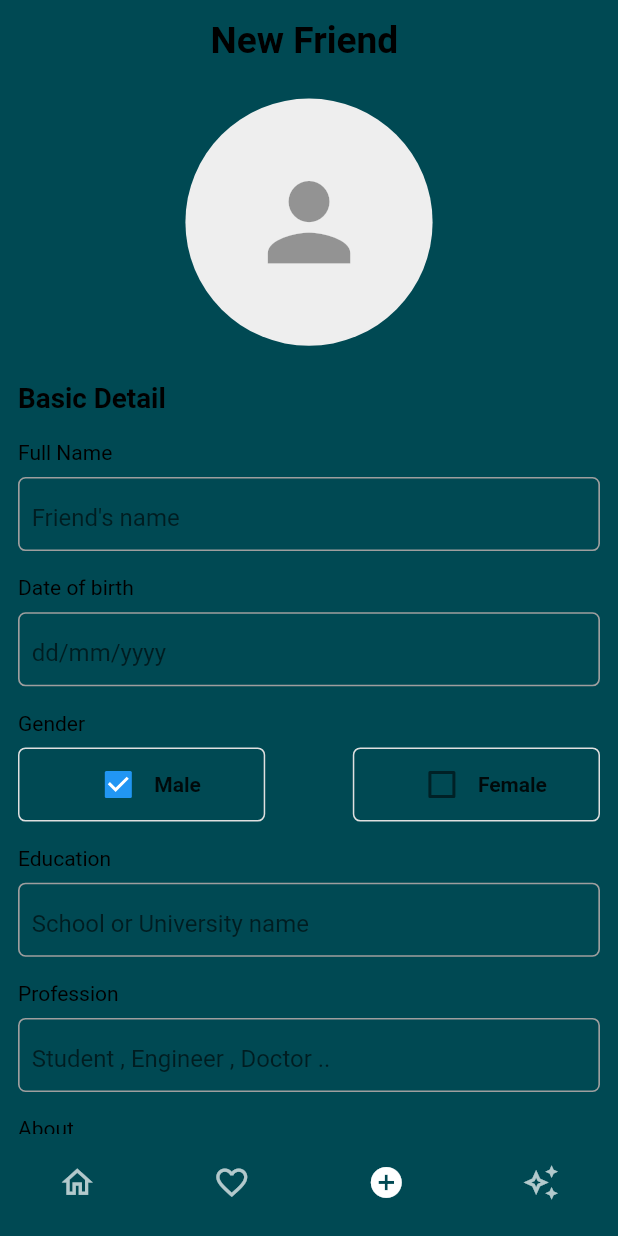
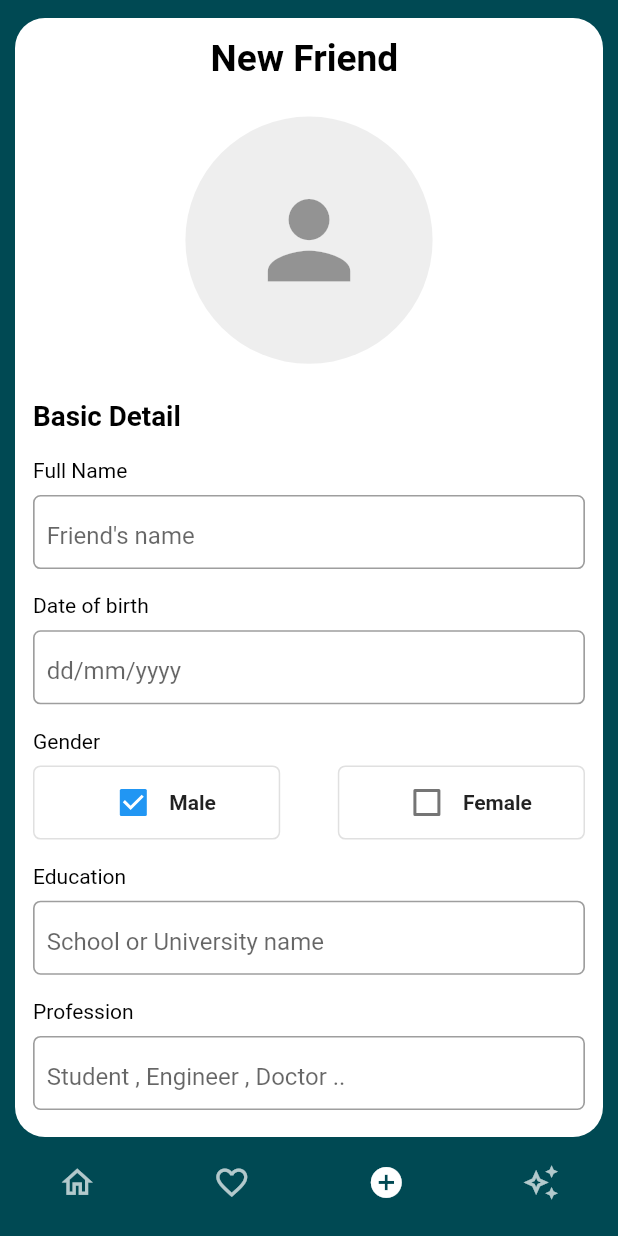
Before and after one commit to Alpha17-2/Friends_App, a Flutter app: the homeScreen screen opened directly, item 3 of the bottom bar chosen, on a phone screen of 412 x 824 dp. Run offline on Flutter 3.47's test engine with Material 2 defaults, Android fonts, the phone set to English and light mode, and no system bars; our stand-ins replace firebase_auth, firebase_core, flutter_spinkit, image_picker; accounts and stored records are empty.

Commit message:
working on the form

```diff
--- a/lib/Screens/addFriendScreen.dart
+++ b/lib/Screens/addFriendScreen.dart
@@ -80,11 +80,19 @@ class _addFriendScreenState extends State<addFriendScreen> {
     }
 
     return Padding(
+      padding: const EdgeInsets.only(top: 12.0, left: 10, right: 10, bottom: 10),
+      child: Container(
+        height: displayHeight(context),
+        width: displayWidth(context),
+        decoration: BoxDecoration(
+          borderRadius: BorderRadius.circular(20),
+          color: Colors.white,
+        ),
+        child: Padding(
           padding: const EdgeInsets.all(12.0),
           child: Form(
             key: _formKey,
             child: SingleChildScrollView(
-
               child: Column(
                 mainAxisAlignment: MainAxisAlignment.start,
                 crossAxisAlignment: CrossAxisAlignment.start,
@@ -107,7 +115,8 @@ class _addFriendScreenState extends State<addFriendScreen> {
                   Center(
                       child: GestureDetector(
                           onTap: () => pickImage,
-                      child: (_imageFile != null) ? dpExists() : dpNotExist())),
+                          child:
+                              (_imageFile != null) ? dpExists() : dpNotExist())),
                   Opacity(
                       opacity: 0,
                       child: Divider(
@@ -404,7 +413,6 @@ class _addFriendScreenState extends State<addFriendScreen> {
                       ),
                     ),
                   ),
-
                   Opacity(
                       opacity: 0,
                       child: Divider(
@@ -477,7 +485,6 @@ class _addFriendScreenState extends State<addFriendScreen> {
                       child: Divider(
                         height: displayHeight(context) * 0.01,
                       )),
-
                   Container(
                     height: displayHeight(context) * 0.06,
                     width: displayWidth(context),
@@ -490,7 +497,9 @@ class _addFriendScreenState extends State<addFriendScreen> {
                       child: Center(
                         child: TextFormField(
                           validator: (value) {
-                        if (value.isEmpty || value == null || value.length == 0)
+                            if (value.isEmpty ||
+                                value == null ||
+                                value.length == 0)
                               return 'Cannot be empty';
                             else {
                               bool emailValid = RegExp(
@@ -514,8 +523,9 @@ class _addFriendScreenState extends State<addFriendScreen> {
                       ),
                     ),
                   ),
-
                 ],
+              ),
+            ),
           ),
         ),
       ),
```
Lines whose indentation alone changed are shown as unchanged.
